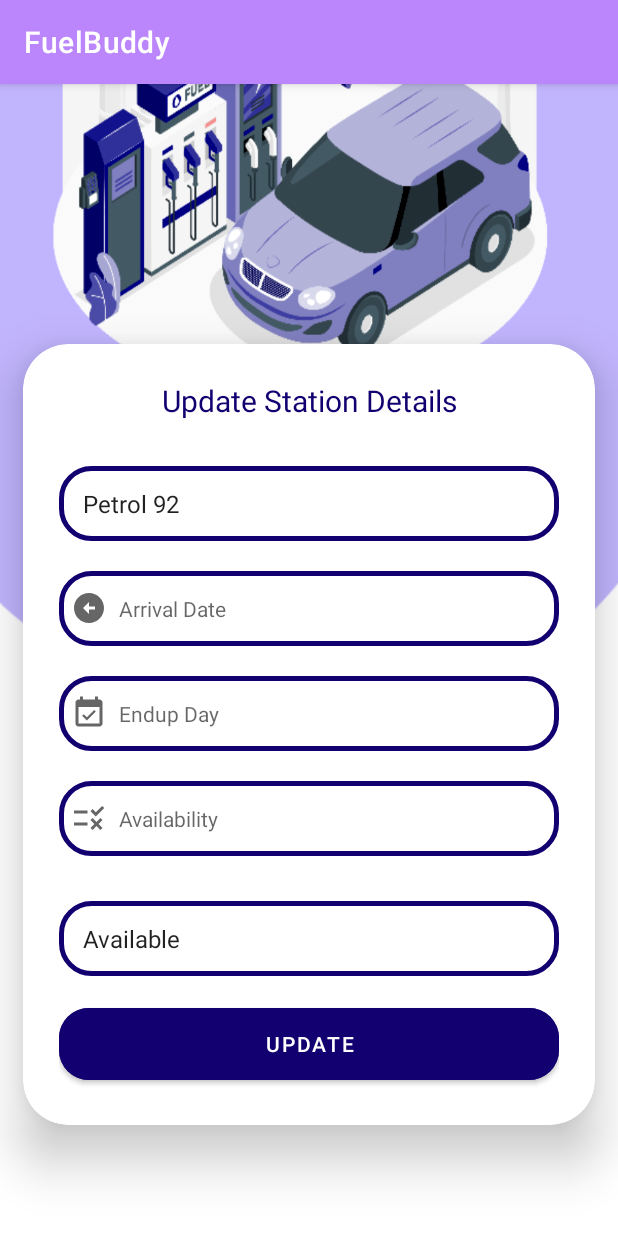
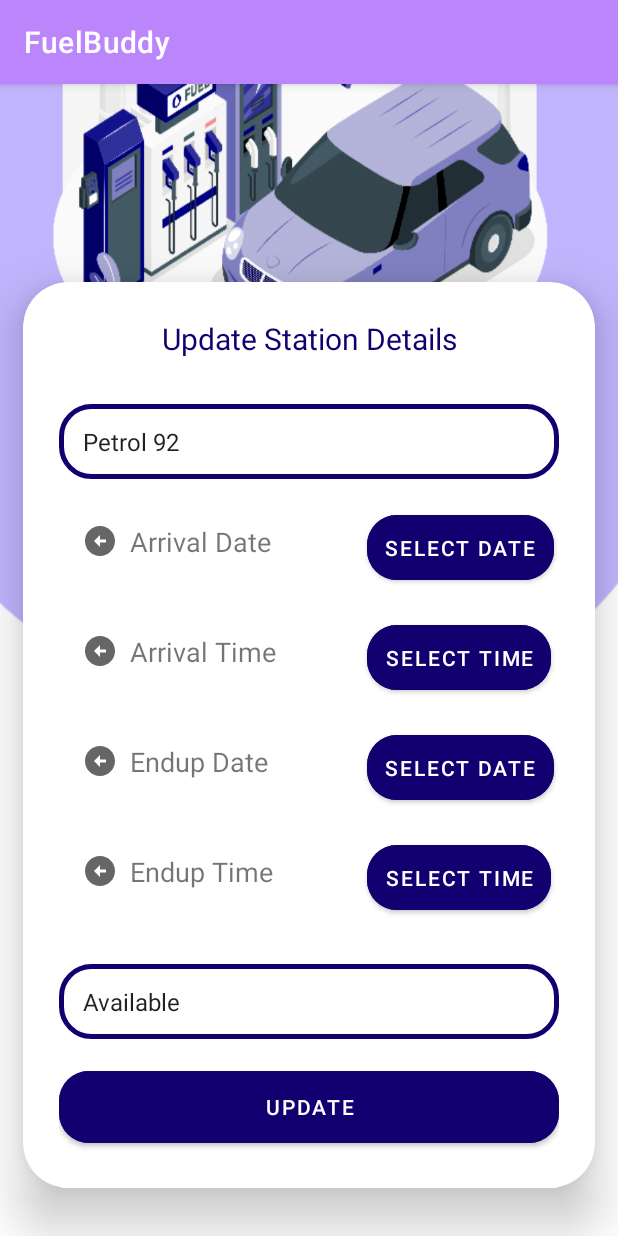
Before and after one commit to DevinMunasinghe/fuelBuddy-frontend, an Android app: the updateOwner screen opened directly, with no data from a screen before it, on a phone screen of 412 x 824 dp. Run offline under Robolectric (Android 15) with nearby library versions, the phone set to English and light mode, and no system bars.

Commit message:
updated-all

```diff
--- a/app/src/main/java/com/example/fuelapp/DriverRegistration.java
+++ b/app/src/main/java/com/example/fuelapp/DriverRegistration.java
@@ -9,6 +9,7 @@ import android.util.Log;
 import android.view.View;
 import android.widget.Button;
 import android.widget.EditText;
+import android.widget.Spinner;
 import android.widget.Toast;
 
 import com.example.fuelapp.APIManager.Fuel;
@@ -26,6 +27,7 @@ public class DriverRegistration extends AppCompatActivity {
     //variables
     EditText name, phone, email, password, vRegNo, vehicleType;
     Button registerButton;
+    Spinner vehicle_type_spinner;
 
     @Override
     protected void onCreate(Bundle savedInstanceState) {
@@ -42,6 +44,8 @@ public class DriverRegistration extends AppCompatActivity {
         password = findViewById(R.id.passwordInput);
         vRegNo = findViewById(R.id.vehicleID);
         vehicleType = findViewById(R.id.vehicleType);
+
+        vehicle_type_spinner= (Spinner) findViewById(R.id.vehicle_type_spinner);
 
         registerButton = findViewById(R.id.driverRegBtn);
 
--- a/app/src/main/java/com/example/fuelapp/StationOwnerRegistration.java
+++ b/app/src/main/java/com/example/fuelapp/StationOwnerRegistration.java
@@ -25,7 +25,7 @@ import retrofit2.Response;
 public class StationOwnerRegistration extends AppCompatActivity {
 
     //variables
-    EditText name, phone, email, password, fuelStationName, fuelStationId;
+    EditText name, phone, email, password, fuelStationName, fuelStationId,stationAddress;
     Button registerButton;
 
     @Override
@@ -39,6 +39,7 @@ public class StationOwnerRegistration extends AppCompatActivity {
         password = findViewById(R.id.ownerPassword);
         fuelStationName = findViewById(R.id.stationName);
         fuelStationId = findViewById(R.id.stationId);
+        stationAddress =findViewById(R.id.stationAddress);
 
         registerButton = findViewById(R.id.ownerRegBtn);
 
--- a/app/src/main/java/com/example/fuelapp/updateOwner.java
+++ b/app/src/main/java/com/example/fuelapp/updateOwner.java
@@ -2,22 +2,33 @@ package com.example.fuelapp;
 
 import androidx.appcompat.app.AppCompatActivity;
 
+import android.app.DatePickerDialog;
+import android.app.TimePickerDialog;
 import android.content.Intent;
 import android.os.Bundle;
 import android.view.View;
 import android.widget.AdapterView;
 import android.widget.ArrayAdapter;
 import android.widget.Button;
+import android.widget.DatePicker;
 import android.widget.EditText;
 import android.widget.Spinner;
+import android.widget.TextView;
+import android.widget.TimePicker;
 import android.widget.Toast;
 
-public class updateOwner extends AppCompatActivity implements AdapterView.OnItemSelectedListener {
+import java.util.Calendar;
 
-    EditText fuelType, arrivalDate , EndUpDate , Availability ;
+public class updateOwner extends AppCompatActivity implements AdapterView.OnItemSelectedListener , View.OnClickListener {
+
+    EditText fuelType  ;
     Button updateDetailsBtn;
     Spinner spinner, availability_spinner;
     String fuel, availability;
+    TextView arrivalTime,  endUpTime,arrivalDate , EndUpDate ;
+
+    Button btnArrivalDatePicker, btnArrivalTimePicker,btnCompleteDatePicker,btnCompleteTimePicker;
+    private int mYear, mMonth, mDay, mHour, mMinute;
 
 
     @Override
@@ -25,20 +36,26 @@ public class updateOwner extends AppCompatActivity implements AdapterView.OnItem
         super.onCreate(savedInstanceState);
         setContentView(R.layout.activity_update_owner);
         fuelType = findViewById(R.id.FuelTypeUpdateInput);
-        arrivalDate = findViewById(R.id.arrivalUpdateInput);
-        EndUpDate = findViewById(R.id.completeUpdateInput);
-        Availability = findViewById(R.id.availabilityUpdateInput);
+
         spinner= (Spinner) findViewById(R.id.fuel_types);
         availability_spinner= (Spinner) findViewById(R.id.availability_types);
 
+        btnArrivalDatePicker=(Button)findViewById(R.id.btn_arrival_date);
+        btnArrivalTimePicker=(Button)findViewById(R.id.btn_arrival_time);
+        btnCompleteDatePicker=(Button)findViewById(R.id.btn_endup_date);
+        btnCompleteTimePicker= (Button)findViewById(R.id.btn_end_up_time);
+
+        arrivalDate = findViewById(R.id.arrivalUpdateInput);
+        arrivalTime =findViewById(R.id.arrivalUpdateTimeInput);
+        EndUpDate = findViewById(R.id.completeUpdateInput);
+        endUpTime = findViewById(R.id.completeUpdateTimeInput);
+
+        btnArrivalDatePicker.setOnClickListener(this);
+        btnArrivalTimePicker.setOnClickListener(this);
+        btnCompleteDatePicker.setOnClickListener(this);
+        btnCompleteTimePicker.setOnClickListener(this);
 
 
-//        updateDetailsBtn.setOnClickListener(new View.OnClickListener(){
-//            @Override
-//            public void onClick(View v) {
-//
-//            }
-//        });
 
         ArrayAdapter<CharSequence> adapter = ArrayAdapter.createFromResource(this,
                 R.array.fuel_type_array, android.R.layout.simple_spinner_item);
@@ -81,4 +98,95 @@ public class updateOwner extends AppCompatActivity implements AdapterView.OnItem
     public void onNothingSelected(AdapterView<?> adapterView) {
 
     }
+
+    @Override
+    public void onClick(View v) {
+        System.out.println("onclick>>"+v);
+
+        if (v == btnArrivalDatePicker) {
+
+            // Get Current Date
+            final Calendar c = Calendar.getInstance();
+            mYear = c.get(Calendar.YEAR);
+            mMonth = c.get(Calendar.MONTH);
+            mDay = c.get(Calendar.DAY_OF_MONTH);
+
+
+            DatePickerDialog datePickerDialog = new DatePickerDialog(this,
+                    new DatePickerDialog.OnDateSetListener() {
+
+                        @Override
+                        public void onDateSet(DatePicker view, int year,
+                                              int monthOfYear, int dayOfMonth) {
+
+                            arrivalDate.setText(dayOfMonth + "-" + (monthOfYear + 1) + "-" + year);
+
+                        }
+                    }, mYear, mMonth, mDay);
+            datePickerDialog.show();
+        }
+        if (v == btnCompleteDatePicker) {
+
+            // Get Current Date
+            final Calendar c = Calendar.getInstance();
+            mYear = c.get(Calendar.YEAR);
+            mMonth = c.get(Calendar.MONTH);
+            mDay = c.get(Calendar.DAY_OF_MONTH);
+
+
+            DatePickerDialog datePickerDialog = new DatePickerDialog(this,
+                    new DatePickerDialog.OnDateSetListener() {
+
+                        @Override
+                        public void onDateSet(DatePicker view, int year,
+                                              int monthOfYear, int dayOfMonth) {
+
+                            EndUpDate.setText(dayOfMonth + "-" + (monthOfYear + 1) + "-" + year);
+
+                        }
+                    }, mYear, mMonth, mDay);
+            datePickerDialog.show();
+        }
+        if (v == btnArrivalTimePicker) {
+
+            // Get Current Time
+            final Calendar c = Calendar.getInstance();
+            mHour = c.get(Calendar.HOUR_OF_DAY);
+            mMinute = c.get(Calendar.MINUTE);
+
+            // Launch Time Picker Dialog
+            TimePickerDialog timePickerDialog = new TimePickerDialog(this,
+                    new TimePickerDialog.OnTimeSetListener() {
+
+                        @Override
+                        public void onTimeSet(TimePicker view, int hourOfDay,
+                                              int minute) {
+
+                            arrivalTime.setText(hourOfDay + ":" + minute);
+                        }
+                    }, mHour, mMinute, false);
+            timePickerDialog.show();
+        }
+        if (v == btnCompleteTimePicker) {
+
+            // Get Current Time
+            final Calendar c = Calendar.getInstance();
+            mHour = c.get(Calendar.HOUR_OF_DAY);
+            mMinute = c.get(Calendar.MINUTE);
+
+            // Launch Time Picker Dialog
+            TimePickerDialog timePickerDialog = new TimePickerDialog(this,
+                    new TimePickerDialog.OnTimeSetListener() {
+
+                        @Override
+                        public void onTimeSet(TimePicker view, int hourOfDay,
+                                              int minute) {
+
+                            endUpTime.setText(hourOfDay + ":" + minute);
+                        }
+                    }, mHour, mMinute, false);
+            timePickerDialog.show();
+        }
+    }
+
 }
--- a/app/src/main/res/layout/activity_update_owner.xml
+++ b/app/src/main/res/layout/activity_update_owner.xml
@@ -58,45 +58,148 @@
 <!--                android:padding="8dp"-->
 <!--                android:textSize="14sp"-->
 <!--                />-->
-            <EditText
+            <LinearLayout
+                android:layout_width="match_parent"
+                android:layout_height="wrap_content"
+                >
+
+                <TextView
                     android:id="@+id/arrivalUpdateInput"
+                    android:layout_width="180dp"
+                    android:layout_height="wrap_content"
+                    android:layout_marginStart="15dp"
+                    android:layout_marginTop="15dp"
+                    android:drawableLeft="@drawable/ic_baseline_arrow_circle_left_24"
+                    android:drawablePadding="8dp"
+                    android:text="Arrival Date"
+                    android:textSize="18sp"
+                    />
+                <Button
+                    android:layout_width="wrap_content"
+                    android:layout_height="wrap_content"
+                    android:text="SELECT DATE"
+                    android:id="@+id/btn_arrival_date"
+                    android:layout_marginTop="18dp"
+                    android:layout_marginLeft="10dp"
+                    android:padding="12dp"
+                    android:layout_alignBottom="@+id/in_date"
+                    android:layout_toRightOf="@+id/arrivalUpdateInput"
+                    android:layout_toEndOf="@+id/in_date"
+                    android:backgroundTint="@color/navy_clue"
+                    app:cornerRadius = "20dp"
+                    />
+
+
+            </LinearLayout>
+            <LinearLayout
                 android:layout_width="match_parent"
-                android:layout_height="50dp"
-                android:layout_marginTop="20dp"
-                android:background="@drawable/custom_edittext"
+                android:layout_height="wrap_content"
+                >
+
+                <TextView
+                    android:id="@+id/arrivalUpdateTimeInput"
+                    android:layout_width="180dp"
+                    android:layout_height="wrap_content"
+                    android:layout_marginStart="15dp"
+                    android:layout_marginTop="15dp"
+                    android:drawableLeft="@drawable/ic_baseline_arrow_circle_left_24"
                     android:drawablePadding="8dp"
+                    android:text="Arrival Time"
+                    android:textSize="18sp"
+                    />
+                <Button
+                    android:id="@+id/btn_arrival_time"
+                    android:layout_width="wrap_content"
+                    android:layout_height="wrap_content"
+                    android:text="SELECT Time"
+
+                    android:layout_marginTop="18dp"
+                    android:layout_marginLeft="10dp"
+                    android:padding="12dp"
+                    android:layout_alignBottom="@+id/in_date"
+                    android:layout_toRightOf="@+id/arrivalUpdateTimeInput"
+                    android:layout_toEndOf="@+id/in_date"
+                    android:backgroundTint="@color/navy_clue"
+                    app:cornerRadius = "20dp"
+                    />
+
+
+
+            </LinearLayout>
+
+            <LinearLayout
+                android:layout_width="match_parent"
+                android:layout_height="wrap_content"
+                >
+
+                <TextView
+                    android:id="@+id/completeUpdateInput"
+                    android:layout_width="180dp"
+                    android:layout_height="wrap_content"
+                    android:layout_marginStart="15dp"
+                    android:layout_marginTop="15dp"
                     android:drawableLeft="@drawable/ic_baseline_arrow_circle_left_24"
-                android:hint="Arrival Date"
-               android:inputType="textPersonName"
-                android:padding="8dp"
-                android:textSize="14sp"
+                    android:drawablePadding="8dp"
+                    android:text="Endup Date"
+                    android:textSize="18sp"
                     />
-            <EditText
-                android:id="@+id/completeUpdateInput"
+
+                <Button
+                    android:layout_width="wrap_content"
+                    android:layout_height="wrap_content"
+                    android:text="SELECT DATE"
+                    android:id="@+id/btn_endup_date"
+                    android:layout_marginTop="18dp"
+                    android:layout_marginLeft="10dp"
+                    android:padding="12dp"
+                    android:layout_alignBottom="@+id/in_date"
+                    android:layout_toRightOf="@+id/arrivalUpdateInput"
+                    android:layout_toEndOf="@+id/in_date"
+                    android:backgroundTint="@color/navy_clue"
+                    app:cornerRadius = "20dp"
+                    />
+
+
+
+
+            </LinearLayout>
+
+            <LinearLayout
                 android:layout_width="match_parent"
-                android:layout_height="50dp"
-                android:layout_marginTop="20dp"
-                android:background="@drawable/custom_edittext"
+                android:layout_height="wrap_content"
+                >
+
+                <TextView
+                    android:id="@+id/completeUpdateTimeInput"
+                    android:layout_width="180dp"
+                    android:layout_height="wrap_content"
+                    android:layout_marginStart="15dp"
+                    android:layout_marginTop="15dp"
+                    android:drawableLeft="@drawable/ic_baseline_arrow_circle_left_24"
                     android:drawablePadding="8dp"
-                android:drawableLeft="@drawable/ic_baseline_event_available_24"
-                android:hint="Endup Day"
-                android:inputType="textPersonName"
-                android:padding="8dp"
-                android:textSize="14sp"
+                    android:text="Endup Time"
+                    android:textSize="18sp"
                     />
-            <EditText
-                android:id="@+id/availabilityUpdateInput"
-                android:layout_width="match_parent"
-                android:layout_height="50dp"
-                android:layout_marginTop="20dp"
-                android:background="@drawable/custom_edittext"
-                android:drawableLeft="@drawable/ic_baseline_rule_24"
-                android:drawablePadding="8dp"
-                android:hint="Availability"
-                android:inputType="textPersonName"
-                android:padding="8dp"
-                android:textSize="14sp"
+                <Button
+                    android:id="@+id/btn_end_up_time"
+                    android:layout_width="wrap_content"
+                    android:layout_height="wrap_content"
+                    android:text="SELECT Time"
+
+                    android:layout_marginTop="18dp"
+                    android:layout_marginLeft="10dp"
+                    android:padding="12dp"
+                    android:layout_alignBottom="@+id/in_date"
+                    android:layout_toRightOf="@+id/arrivalUpdateTimeInput"
+                    android:layout_toEndOf="@+id/in_date"
+                    android:backgroundTint="@color/navy_clue"
+                    app:cornerRadius = "20dp"
                     />
+
+
+
+            </LinearLayout>
+
             <Spinner
                 android:id="@+id/availability_types"
                 android:layout_width="match_parent"
```
Also changed, not shown: app/src/main/AndroidManifest.xml (+38 -35 lines), app/src/main/java/com/example/fuelapp/ownerStationList.java (added, +61 -0 lines), app/src/main/res/drawable/ic_baseline_maps_home_work_24.xml (added, +13 -0 lines), app/src/main/res/layout/activity_driver_registration.xml (+16 -6 lines), app/src/main/res/layout/activity_owner_station_list.xml (added, +100 -0 lines), app/src/main/res/layout/activity_station_owner_registration.xml (+13 -0 lines), app/src/main/res/layout/station_owner_row_data.xml (added, +67 -0 lines), app/src/main/res/values/vehicle_type_values.xml (added, +9 -0 lines), app/src/main/profileanime/Profile data.gif (added), app/src/main/res/arrival/icons8-date-to-windows-metro-32.png (added), app/src/main/res/arrivalimg/icons8-date-to-windows-metro-32.png (added), app/src/main/res/drawable-v24/ownerprofile.png (added), app/src/main/res/drawable-v24/profilenewnew.png (added), app/src/main/res/drawable-v24/profileooo.png (added), 1 more files. Lines whose indentation alone changed are shown as unchanged.
